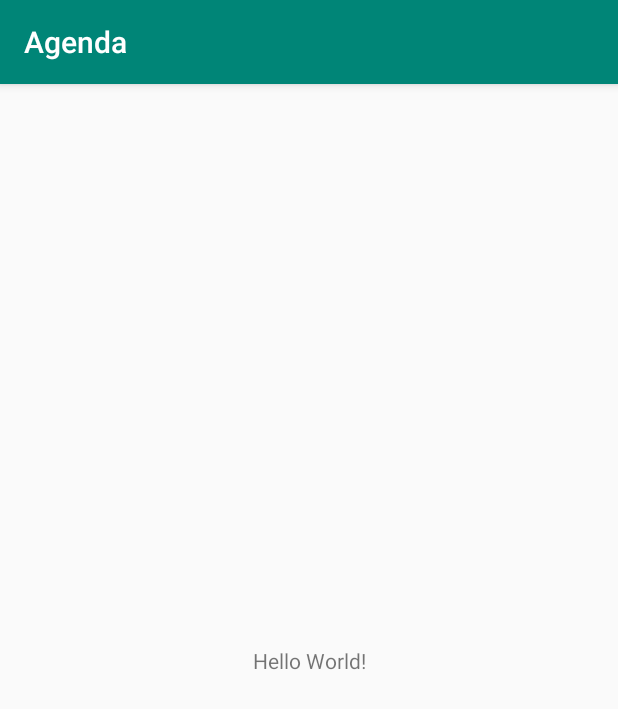
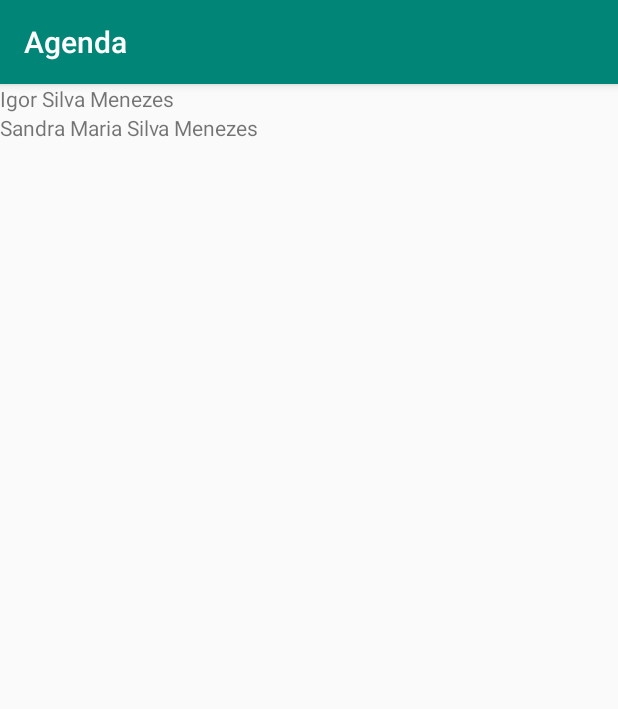
Before and after one commit to igorsilvamenezes/agenda, an Android app: the screen it shows after launch (ListaAlunosActivity), on a phone screen of 412 x 824 dp. Shown: the top 709 px of the screen. Run offline under Robolectric (Android 15) with nearby library versions, the light colour scheme and no system bars.

Commit message:
Mostrando vários alunos com TextView fixos

```diff
--- a/app/src/main/res/layout/activity_lista_alunos.xml
+++ b/app/src/main/res/layout/activity_lista_alunos.xml
@@ -1,18 +1,18 @@
 <?xml version="1.0" encoding="utf-8"?>
-<androidx.constraintlayout.widget.ConstraintLayout xmlns:android="http://schemas.android.com/apk/res/android"
-    xmlns:app="http://schemas.android.com/apk/res-auto"
-    xmlns:tools="http://schemas.android.com/tools"
+<LinearLayout
+    xmlns:android="http://schemas.android.com/apk/res/android"
     android:layout_width="match_parent"
     android:layout_height="match_parent"
-    tools:context=".ListaAlunosActivity">
+    android:orientation="vertical">
 
     <TextView
         android:layout_width="wrap_content"
         android:layout_height="wrap_content"
-        android:text="Hello World!"
-        app:layout_constraintBottom_toBottomOf="parent"
-        app:layout_constraintLeft_toLeftOf="parent"
-        app:layout_constraintRight_toRightOf="parent"
-        app:layout_constraintTop_toTopOf="parent" />
+        android:text="Igor Silva Menezes" />
 
-</androidx.constraintlayout.widget.ConstraintLayout>
+    <TextView
+        android:layout_width="wrap_content"
+        android:layout_height="wrap_content"
+        android:text="Sandra Maria Silva Menezes"/>
+
+</LinearLayout>
```
